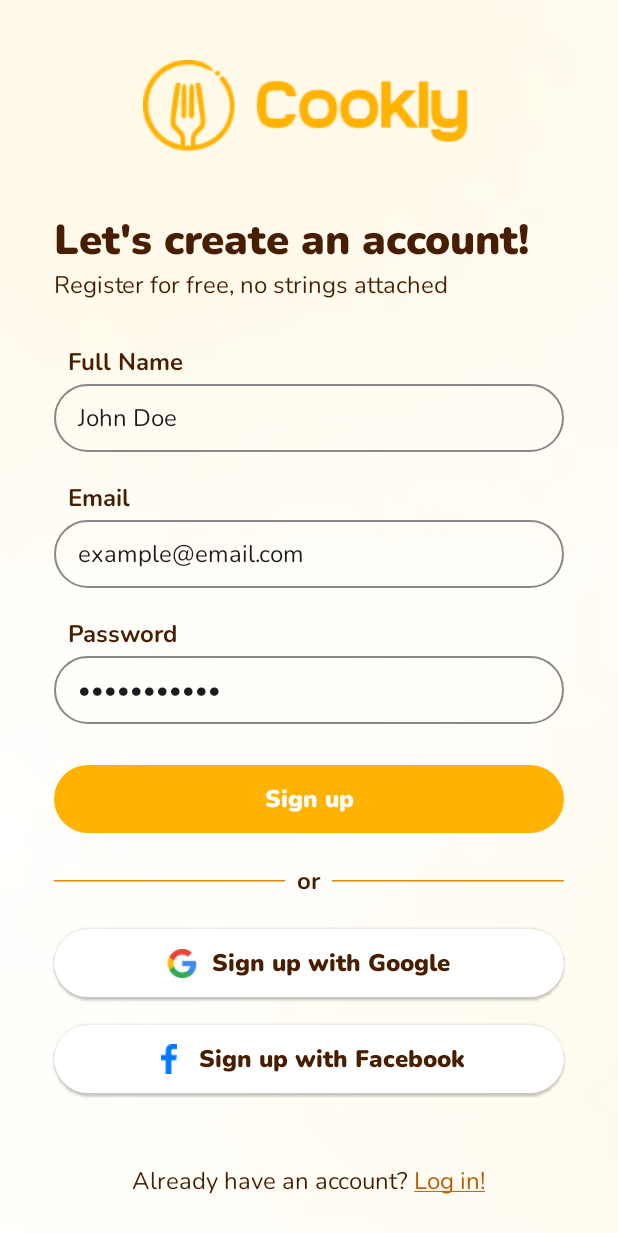
After one commit to erikrogansky/MTAA-2025-Frontend, an Android app built with Jetpack Compose: the RegistrationScreen screen opened through its navigation route, on a phone screen of 412 x 824 dp. The commit adds this screen. Shown: the top 1233 px of the screen. Run offline under Robolectric (Android 15) with nearby library versions, the phone set to English and light mode, and no system bars.

Commit message:
feat: registration screen ui, navigation

```diff
--- a/app/src/main/java/com/roganskyerik/cookly/MainActivity.kt
+++ b/app/src/main/java/com/roganskyerik/cookly/MainActivity.kt
@@ -4,9 +4,6 @@ import android.os.Bundle
 import androidx.activity.ComponentActivity
 import androidx.activity.compose.setContent
 import androidx.activity.enableEdgeToEdge
-import androidx.compose.foundation.layout.fillMaxSize
-import androidx.compose.foundation.layout.padding
-import androidx.compose.material3.Scaffold
 import androidx.compose.material3.Text
 import androidx.compose.ui.Modifier
 import androidx.compose.ui.tooling.preview.Preview
@@ -14,6 +11,10 @@ import com.roganskyerik.cookly.ui.theme.CooklyTheme
 
 import com.roganskyerik.cookly.ui.LoginScreen
 import androidx.compose.runtime.*
+import androidx.navigation.compose.NavHost
+import androidx.navigation.compose.composable
+import androidx.navigation.compose.rememberNavController
+import com.roganskyerik.cookly.ui.RegistrationScreen
 
 class MainActivity : ComponentActivity() {
     override fun onCreate(savedInstanceState: Bundle?) {
@@ -21,25 +22,25 @@ class MainActivity : ComponentActivity() {
         super.onCreate(savedInstanceState)
         enableEdgeToEdge()
         setContent {
-            var isLoggedIn by remember { mutableStateOf(false) }
-
-            if (isLoggedIn) {
-                CooklyTheme {
-                    Scaffold(modifier = Modifier.fillMaxSize()) { innerPadding ->
-                        Greeting(
-                            name = "Android",
-                            modifier = Modifier.padding(innerPadding)
-                        )
-                    }
-                }
-            } else {
-                CooklyTheme {
-                    LoginScreen(onLoginSuccess = { isLoggedIn = true })
-                }
+            CooklyTheme {
+                AppNavigation()
             }
         }
     }
 }
+
+@Composable
+fun AppNavigation() {
+    val navController = rememberNavController()
+
+    NavHost(navController = navController, startDestination = "login") {
+        composable("login") { LoginScreen(navController) }
+        composable("register") { RegistrationScreen(navController) }
+    }
+}
+
+
+
 
 @Composable
 fun Greeting(name: String, modifier: Modifier = Modifier) {
--- a/app/src/main/java/com/roganskyerik/cookly/ui/LoginScreen.kt
+++ b/app/src/main/java/com/roganskyerik/cookly/ui/LoginScreen.kt
@@ -3,19 +3,16 @@ package com.roganskyerik.cookly.ui
 import androidx.compose.foundation.*
 import androidx.compose.foundation.layout.*
 import androidx.compose.foundation.shape.RoundedCornerShape
-import androidx.compose.foundation.text.BasicTextField
 import androidx.compose.material3.*
 import androidx.compose.runtime.*
 import androidx.compose.ui.*
 import androidx.compose.ui.draw.shadow
-import androidx.compose.ui.focus.onFocusChanged
 import androidx.compose.ui.graphics.*
 import androidx.compose.ui.layout.ContentScale
 import androidx.compose.ui.res.*
 import androidx.compose.ui.text.TextStyle
 import androidx.compose.ui.text.font.FontWeight
 import androidx.compose.ui.text.input.PasswordVisualTransformation
-import androidx.compose.ui.text.input.VisualTransformation
 import androidx.compose.ui.text.style.TextDecoration
 import androidx.compose.ui.tooling.preview.Preview
 import androidx.compose.ui.unit.dp
@@ -29,10 +26,12 @@ import androidx.compose.ui.text.buildAnnotatedString
 
 import androidx.compose.ui.text.withStyle
 import androidx.compose.material3.Text
+import androidx.navigation.NavController
+import androidx.navigation.compose.rememberNavController
 
 
 @Composable
-fun LoginScreen(onLoginSuccess: () -> Unit = {}) {
+fun LoginScreen(navController: NavController = rememberNavController()) {
     val colors = LocalCooklyColors.current
 
     var email by remember { mutableStateOf("") }
@@ -68,9 +67,9 @@ fun LoginScreen(onLoginSuccess: () -> Unit = {}) {
             painter = painterResource(id = R.drawable.logo_vertical),
             contentDescription = "Cookly logo",
             modifier = Modifier
-                .size(120.dp)
+                .width(140.dp)
                 .align(Alignment.CenterHorizontally),
-            contentScale = ContentScale.Fit
+            contentScale = ContentScale.FillWidth
         )
 
         Spacer(modifier = Modifier.height(36.dp))
@@ -144,16 +143,16 @@ fun LoginScreen(onLoginSuccess: () -> Unit = {}) {
             shape = RoundedCornerShape(50.dp)
         )
 
+        if (errorMessage != null) {
+            Text(text = errorMessage!!, color = Color.Red, fontSize = 14.sp, modifier = Modifier.padding(9.dp, 0.dp))
+        }
+
         Spacer(modifier = Modifier.height(26.dp))
-
-        if (errorMessage != null) {
-            Text(text = errorMessage!!, color = Color.Red, fontSize = 14.sp)
-        }
 
         Button(
             onClick = {
                 if (email == "admin" && password == "password") {
-                    onLoginSuccess()
+                    //onLoginSuccess()
                 } else {
                     errorMessage = "Invalid credentials"
                 }
@@ -294,17 +293,29 @@ fun LoginScreen(onLoginSuccess: () -> Unit = {}) {
         Column(
             modifier = Modifier
                 .fillMaxHeight()
-                .padding(bottom = 16.dp), // Adjust padding if needed
-            verticalArrangement = Arrangement.Bottom
+                .fillMaxWidth()
+                .padding(bottom = 16.dp),
+            verticalArrangement = Arrangement.Bottom,
+            horizontalAlignment = Alignment.CenterHorizontally
         ) {
             Text(
                 buildAnnotatedString {
                     withStyle(style = SpanStyle(color = colors.FontColor, fontSize = 16.sp)) {
                         append("Don't have an account yet? ")
                     }
+                    val startIndex = length
                     withStyle(style = SpanStyle(color = colors.LinkColor, textDecoration = TextDecoration.Underline, fontSize = 16.sp)) {
                         append("Register for free!")
                     }
+                    addStringAnnotation(
+                        tag = "Register",
+                        annotation = "register",
+                        start = startIndex,
+                        end = length
+                    )
+                },
+                modifier = Modifier.clickable {
+                    navController.navigate("register")
                 }
             )
         }
@@ -314,53 +325,9 @@ fun LoginScreen(onLoginSuccess: () -> Unit = {}) {
 }
 
 
-
-@Composable
-fun CustomOutlinedTextField(
-    modifier: Modifier = Modifier,
-    value: String,
-    onValueChange: (String) -> Unit,
-    label: String,
-    visualTransformation: VisualTransformation = VisualTransformation.None,
-    singleLine: Boolean = true,
-    shape: Shape = RoundedCornerShape(50.dp),
-    textStyle: TextStyle = LocalTextStyle.current,
-    borderColor: Color = MaterialTheme.colorScheme.primary,
-    labelColor: Color = MaterialTheme.colorScheme.onSurface
-) {
-    Box(modifier = modifier) {
-        var isFocused by remember { mutableStateOf(false) }
-
-        BasicTextField(
-            value = value,
-            onValueChange = onValueChange,
-            singleLine = singleLine,
-            textStyle = textStyle.copy(color = MaterialTheme.colorScheme.onSurface),
-            visualTransformation = visualTransformation,
-            modifier = Modifier
-                .fillMaxWidth()
-                .onFocusChanged { isFocused = it.isFocused }
-        ) { innerTextField ->
-            Box(
-                modifier = Modifier
-                    .border(1.dp, if (isFocused) borderColor else Color.Gray, shape)
-                    .padding(horizontal = 16.dp, vertical = 12.dp) // Adjust padding here
-            ) {
-                if (value.isEmpty()) {
-                    Text(text = label, color = labelColor)
-                }
-                innerTextField()
-            }
-        }
-    }
-}
-
-
-
-
 @Preview(showBackground = true)
 @Composable
-fun PreviewLight() {
+fun PreviewLightLogin() {
     CooklyTheme(darkTheme = false) {
         LoginScreen()
     }
@@ -368,7 +335,7 @@ fun PreviewLight() {
 
 @Preview(showBackground = true)
 @Composable
-fun PreviewDark() {
+fun PreviewDarkLogin() {
     CooklyTheme(darkTheme = true) {
         LoginScreen()
     }
--- /dev/null
+++ b/app/src/main/java/com/roganskyerik/cookly/ui/RegistrationScreen.kt
@@ -0,0 +1,353 @@
+package com.roganskyerik.cookly.ui
+
+import androidx.compose.foundation.*
+import androidx.compose.foundation.layout.*
+import androidx.compose.foundation.shape.RoundedCornerShape
+import androidx.compose.material3.*
+import androidx.compose.runtime.*
+import androidx.compose.ui.*
+import androidx.compose.ui.draw.shadow
+import androidx.compose.ui.graphics.*
+import androidx.compose.ui.layout.ContentScale
+import androidx.compose.ui.res.*
+import androidx.compose.ui.text.TextStyle
+import androidx.compose.ui.text.font.FontWeight
+import androidx.compose.ui.text.input.PasswordVisualTransformation
+import androidx.compose.ui.text.style.TextDecoration
+import androidx.compose.ui.tooling.preview.Preview
+import androidx.compose.ui.unit.dp
+import androidx.compose.ui.unit.sp
+import com.roganskyerik.cookly.R
+import com.roganskyerik.cookly.ui.theme.*
+import androidx.compose.runtime.Composable
+import androidx.compose.ui.graphics.Color
+import androidx.compose.ui.text.SpanStyle
+import androidx.compose.ui.text.buildAnnotatedString
+
+import androidx.compose.ui.text.withStyle
+import androidx.compose.material3.Text
+import androidx.navigation.NavController
+import androidx.navigation.compose.rememberNavController
+
+
+@Composable
+fun RegistrationScreen(navController: NavController = rememberNavController()) {
+    val colors = LocalCooklyColors.current
+
+    var name by remember { mutableStateOf("") }
+    var email by remember { mutableStateOf("") }
+    var password by remember { mutableStateOf("") }
+    var errorMessage by remember { mutableStateOf<String?>(null) }
+    Box(
+        modifier = Modifier
+            .fillMaxSize()
+            .background(
+                brush = Brush.verticalGradient(
+                    colors = listOf(Color.Black.copy(alpha = 0.4f), Color.Transparent)
+                )
+            )
+    ) {
+        Image(
+            painter = painterResource(
+                id = if (isSystemInDarkTheme()) R.drawable.login_background_dark
+                else R.drawable.login_background_light
+            ),
+            contentDescription = "Login Background",
+            modifier = Modifier.fillMaxSize(),
+            contentScale = ContentScale.Crop
+        )
+
+        Column(
+            modifier = Modifier
+                .fillMaxSize()
+                .padding(start = 36.dp, top = 40.dp, bottom = 10.dp, end = 36.dp),
+            verticalArrangement = Arrangement.Top,
+        ) {
+
+            Image(
+                painter = painterResource(id = R.drawable.logo_horizontal),
+                contentDescription = "Cookly logo",
+                modifier = Modifier
+                    .width(222.dp)
+                    .align(Alignment.CenterHorizontally),
+                contentScale = ContentScale.FillWidth
+            )
+
+            Spacer(modifier = Modifier.height(40.dp))
+
+            Text(
+                text = "Let's create an account!",
+                style = TextStyle(
+                    fontFamily = Nunito,
+                    fontWeight = FontWeight.Black,
+                    fontSize = 28.sp
+                ),
+                color = colors.FontColor
+            )
+
+            Text(
+                text = "Register for free, no strings attached",
+                style = TextStyle(
+                    fontFamily = Nunito,
+                    fontWeight = FontWeight.Normal,
+                    fontSize = 16.sp
+                ),
+                color = colors.FontColor
+            )
+
+            Spacer(modifier = Modifier.height(30.dp))
+
+            Text(
+                text = "Full Name",
+                style = TextStyle(
+                    fontFamily = Nunito,
+                    fontWeight = FontWeight.Bold,
+                    fontSize = 16.sp
+                ),
+                color = colors.FontColor,
+                modifier = Modifier.padding(9.dp, 0.dp)
+            )
+
+            Spacer(modifier = Modifier.height(4.dp))
+
+            CustomOutlinedTextField(
+                value = name,
+                onValueChange = { name = it },
+                label = "John Doe",
+                singleLine = true,
+                modifier = Modifier.fillMaxWidth(),
+                shape = RoundedCornerShape(50.dp)
+            )
+
+            Spacer(modifier = Modifier.height(20.dp))
+
+            Text(
+                text = "Email",
+                style = TextStyle(
+                    fontFamily = Nunito,
+                    fontWeight = FontWeight.Bold,
+                    fontSize = 16.sp
+                ),
+                color = colors.FontColor,
+                modifier = Modifier.padding(9.dp, 0.dp)
+            )
+
+            Spacer(modifier = Modifier.height(4.dp))
+
+            CustomOutlinedTextField(
+                value = email,
+                onValueChange = { email = it },
+                label = "example@email.com",
+                singleLine = true,
+                modifier = Modifier.fillMaxWidth(),
+                shape = RoundedCornerShape(50.dp)
+            )
+
+            Spacer(modifier = Modifier.height(20.dp))
+
+            Text(
+                text = "Password",
+                style = TextStyle(
+                    fontFamily = Nunito,
+                    fontWeight = FontWeight.Bold,
+                    fontSize = 16.sp
+                ),
+                color = colors.FontColor,
+                modifier = Modifier.padding(9.dp, 0.dp)
+            )
+
+            Spacer(modifier = Modifier.height(4.dp))
+
+            CustomOutlinedTextField(
+                value = password,
+                onValueChange = { password = it },
+                label = "•••••••••••",
+                visualTransformation = PasswordVisualTransformation(),
+                singleLine = true,
+                modifier = Modifier.fillMaxWidth(),
+                shape = RoundedCornerShape(50.dp)
+            )
+
+            if (errorMessage != null) {
+                Text(text = errorMessage!!, color = Color.Red, fontSize = 14.sp)
+            }
+
+            Spacer(modifier = Modifier.height(26.dp))
+
+            Button(
+                onClick = {
+                if (email == "admin" && password == "password") {
+                    //onLoginSuccess()
+                } else {
+                    errorMessage = "Invalid credentials"
+                }
+                },
+                modifier = Modifier.fillMaxWidth(),
+                colors = ButtonDefaults.buttonColors(
+                    containerColor = colors.Orange100, // Background color
+                    contentColor = Color.White // Text color
+                ),
+                contentPadding = PaddingValues(vertical = 12.dp)
+            ) {
+                Text(
+                    text = "Sign up",
+                    style = TextStyle(
+                        fontFamily = Nunito,
+                        fontWeight = FontWeight.Black,
+                        fontSize = 16.sp
+                    )
+                )
+            }
+
+            Spacer(modifier = Modifier.height(20.dp))
+
+            Row(
+                modifier = Modifier
+                    .fillMaxWidth(),
+                verticalAlignment = Alignment.CenterVertically
+            ) {
+                HorizontalDivider(
+                    modifier = Modifier
+                        .weight(1f)
+                        .height(1.dp),
+                    color = colors.DarkOrange
+                )
+
+                Text(
+                    text = "or",
+                    modifier = Modifier
+                        .padding(horizontal = 8.dp),
+                    style = TextStyle(
+                        fontFamily = Nunito,
+                        fontWeight = FontWeight.Bold,
+                        fontSize = 16.sp,
+                        color = colors.FontColor
+                    )
+                )
+
+                HorizontalDivider(
+                    modifier = Modifier
+                        .weight(1f)
+                        .height(1.dp),
+                    color = colors.DarkOrange
+                )
+            }
+
+            Spacer(modifier = Modifier.height(20.dp))
+
+            Button(
+                onClick = {
+                    //
+                },
+                modifier = Modifier
+                    .fillMaxWidth()
+                    .shadow(elevation = 1.dp, shape = RoundedCornerShape(50.dp)),
+                colors = ButtonDefaults.buttonColors(
+                    containerColor = Color.White, // Background color
+                    contentColor = colors.FontDark // Text color
+                ),
+                contentPadding = PaddingValues(vertical = 12.dp),
+            ) {
+                Image(
+                    painter = painterResource(id = R.drawable.google_logo),
+                    contentDescription = "Google icon",
+                    modifier = Modifier.size(20.dp),
+                    contentScale = ContentScale.Fit
+                )
+
+                Spacer(modifier = Modifier.width(10.dp))
+
+                Text(
+                    text = "Sign up with Google",
+                    style = TextStyle(
+                        fontFamily = Nunito,
+                        fontWeight = FontWeight.Black,
+                        fontSize = 16.sp
+                    )
+                )
+            }
+
+            Spacer(modifier = Modifier.height(16.dp))
+
+            Button(
+                onClick = {
+                    //
+                },
+                modifier = Modifier
+                    .fillMaxWidth()
+                    .shadow(elevation = 1.dp, shape = RoundedCornerShape(50.dp)),
+                colors = ButtonDefaults.buttonColors(
+                    containerColor = Color.White, // Background color
+                    contentColor = colors.FontDark // Text color
+                ),
+                contentPadding = PaddingValues(vertical = 12.dp),
+            ) {
+                Image(
+                    painter = painterResource(id = R.drawable.facebook_logo),
+                    contentDescription = "Facebook icon",
+                    modifier = Modifier.size(20.dp),
+                    contentScale = ContentScale.Fit
+                )
+
+                Spacer(modifier = Modifier.width(10.dp))
+
+                Text(
+                    text = "Sign up with Facebook",
+                    style = TextStyle(
+                        fontFamily = Nunito,
+                        fontWeight = FontWeight.Black,
+                        fontSize = 16.sp
+                    )
+                )
+            }
+
+            Column(
+                modifier = Modifier
+                    .fillMaxHeight()
+                    .fillMaxWidth()
+                    .padding(bottom = 16.dp),
+                verticalArrangement = Arrangement.Bottom,
+                horizontalAlignment = Alignment.CenterHorizontally
+            ) {
+                Text(
+                    buildAnnotatedString {
+                        withStyle(style = SpanStyle(color = colors.FontColor, fontSize = 16.sp)) {
+                            append("Already have an account? ")
+                        }
+                        val startIndex = length
+                        withStyle(style = SpanStyle(color = colors.LinkColor, textDecoration = TextDecoration.Underline, fontSize = 16.sp)) {
+                            append("Log in!")
+                        }
+                        addStringAnnotation(
+                            tag = "Login",
+                            annotation = "login",
+                            start = startIndex,
+                            end = length
+                        )
+                    },
+                    modifier = Modifier.clickable {
+                        navController.navigate("login")
+                    }
+                )
+            }
+
+        }
+    }
+}
+
+
+@Preview(showBackground = true)
+@Composable
+fun PreviewLightRegistration() {
+    CooklyTheme(darkTheme = false) {
+        RegistrationScreen()
+    }
+}
+
+@Preview(showBackground = true)
+@Composable
+fun PreviewDarkRegistration() {
+    CooklyTheme(darkTheme = true) {
+        RegistrationScreen()
+    }
+}
--- /dev/null
+++ b/app/src/main/java/com/roganskyerik/cookly/ui/Textboxes.kt
@@ -0,0 +1,57 @@
+package com.roganskyerik.cookly.ui
+
+import androidx.compose.foundation.*
+import androidx.compose.foundation.layout.*
+import androidx.compose.foundation.shape.RoundedCornerShape
+import androidx.compose.foundation.text.BasicTextField
+import androidx.compose.material3.*
+import androidx.compose.runtime.*
+import androidx.compose.ui.*
+import androidx.compose.ui.focus.onFocusChanged
+import androidx.compose.ui.graphics.*
+import androidx.compose.ui.text.TextStyle
+import androidx.compose.ui.text.input.VisualTransformation
+import androidx.compose.ui.unit.dp
+import androidx.compose.runtime.Composable
+import androidx.compose.ui.graphics.Color
+import androidx.compose.material3.Text
+
+@Composable
+fun CustomOutlinedTextField(
+    modifier: Modifier = Modifier,
+    value: String,
+    onValueChange: (String) -> Unit,
+    label: String,
+    visualTransformation: VisualTransformation = VisualTransformation.None,
+    singleLine: Boolean = true,
+    shape: Shape = RoundedCornerShape(50.dp),
+    textStyle: TextStyle = LocalTextStyle.current,
+    borderColor: Color = MaterialTheme.colorScheme.primary,
+    labelColor: Color = MaterialTheme.colorScheme.onSurface
+) {
+    Box(modifier = modifier) {
+        var isFocused by remember { mutableStateOf(false) }
+
+        BasicTextField(
+            value = value,
+            onValueChange = onValueChange,
+            singleLine = singleLine,
+            textStyle = textStyle.copy(color = MaterialTheme.colorScheme.onSurface),
+            visualTransformation = visualTransformation,
+            modifier = Modifier
+                .fillMaxWidth()
+                .onFocusChanged { isFocused = it.isFocused }
+        ) { innerTextField ->
+            Box(
+                modifier = Modifier
+                    .border(1.dp, if (isFocused) borderColor else Color.Gray, shape)
+                    .padding(horizontal = 16.dp, vertical = 12.dp) // Adjust padding here
+            ) {
+                if (value.isEmpty()) {
+                    Text(text = label, color = labelColor)
+                }
+                innerTextField()
+            }
+        }
+    }
+}
```
Also changed, not shown: app/src/main/res/drawable/logo_horizontal.png (added).
